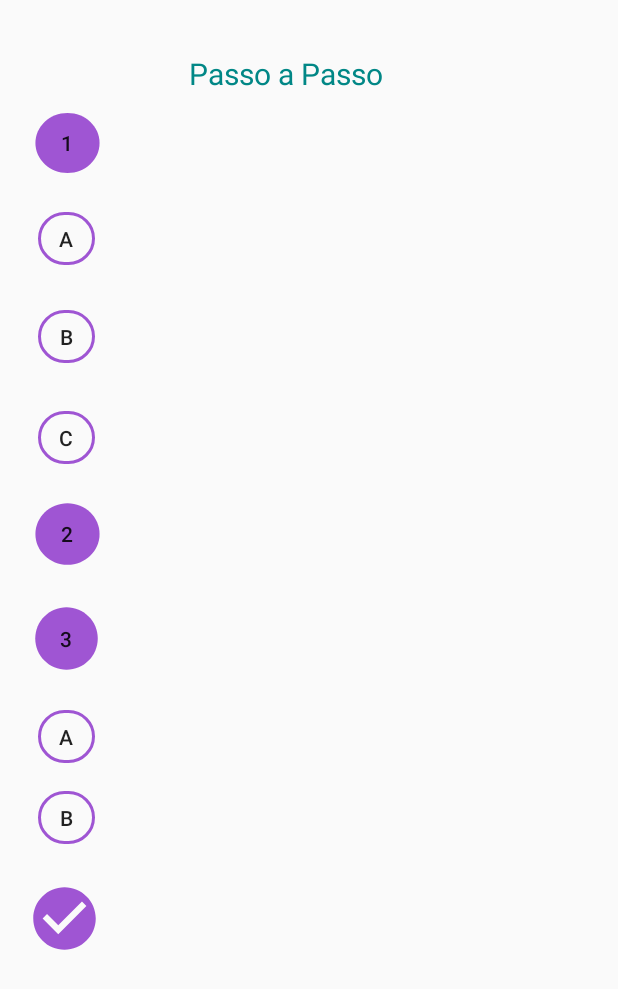
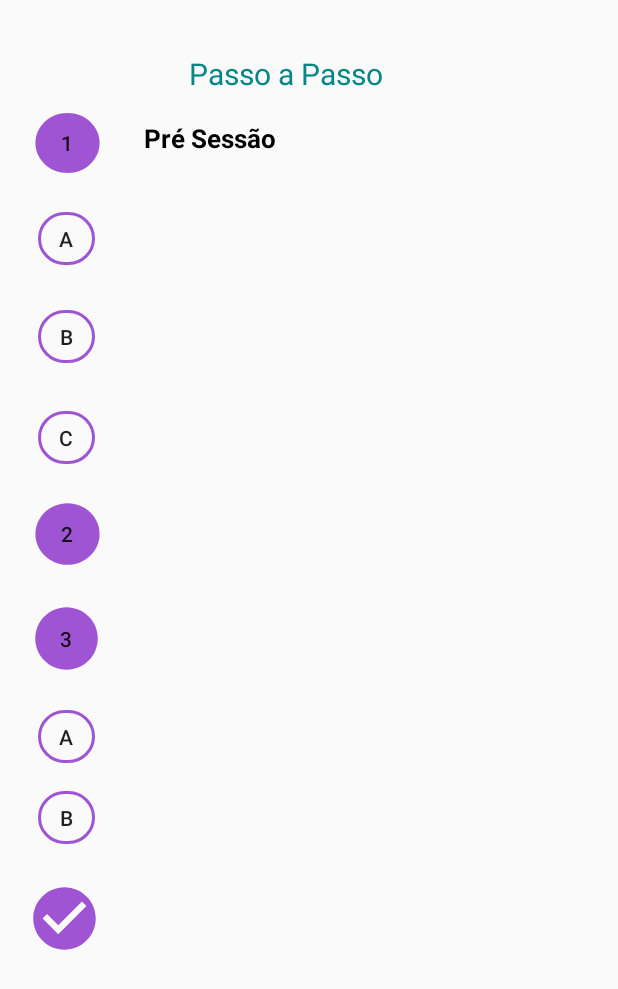
Before and after one commit to kiragb/Projeto_Clinica, an Android app: the Passo_a_Passo screen opened directly, with no data from a screen before it, on a phone screen of 412 x 824 dp. Shown: the top 989 px of the screen. Run offline under Robolectric (Android 15) with nearby library versions, the light colour scheme and no system bars.

Commit message:
Adicidar TextView Passo a passo

```diff
--- a/app/src/main/res/layout/activity_passo_apasso.xml
+++ b/app/src/main/res/layout/activity_passo_apasso.xml
@@ -127,12 +127,12 @@
         app:layout_constraintVertical_bias="0.347"></Button>
 
     <TextView
-        android:id="@+id/textView2"
+        android:id="@+id/textView12"
         android:layout_width="wrap_content"
         android:layout_height="wrap_content"
         android:text="Passo a Passo"
+        android:textColor="@color/teal_700"
         android:textSize="20dp"
-        android:textColor="@color/teal_700"
         app:layout_constraintBottom_toBottomOf="parent"
         app:layout_constraintEnd_toEndOf="parent"
         app:layout_constraintHorizontal_bias="0.445"
@@ -140,4 +140,19 @@
         app:layout_constraintTop_toTopOf="parent"
         app:layout_constraintVertical_bias="0.044" />
 
+    <TextView
+        android:id="@+id/textView2"
+        android:layout_width="wrap_content"
+        android:layout_height="wrap_content"
+        android:text="Pré Sessão"
+        android:textColor="@color/black"
+        android:textStyle="bold"
+        android:textSize="17dp"
+        app:layout_constraintBottom_toBottomOf="parent"
+        app:layout_constraintEnd_toEndOf="parent"
+        app:layout_constraintHorizontal_bias="0.297"
+        app:layout_constraintStart_toStartOf="parent"
+        app:layout_constraintTop_toTopOf="parent"
+        app:layout_constraintVertical_bias="0.1" />
+
 </androidx.constraintlayout.widget.ConstraintLayout>
```
